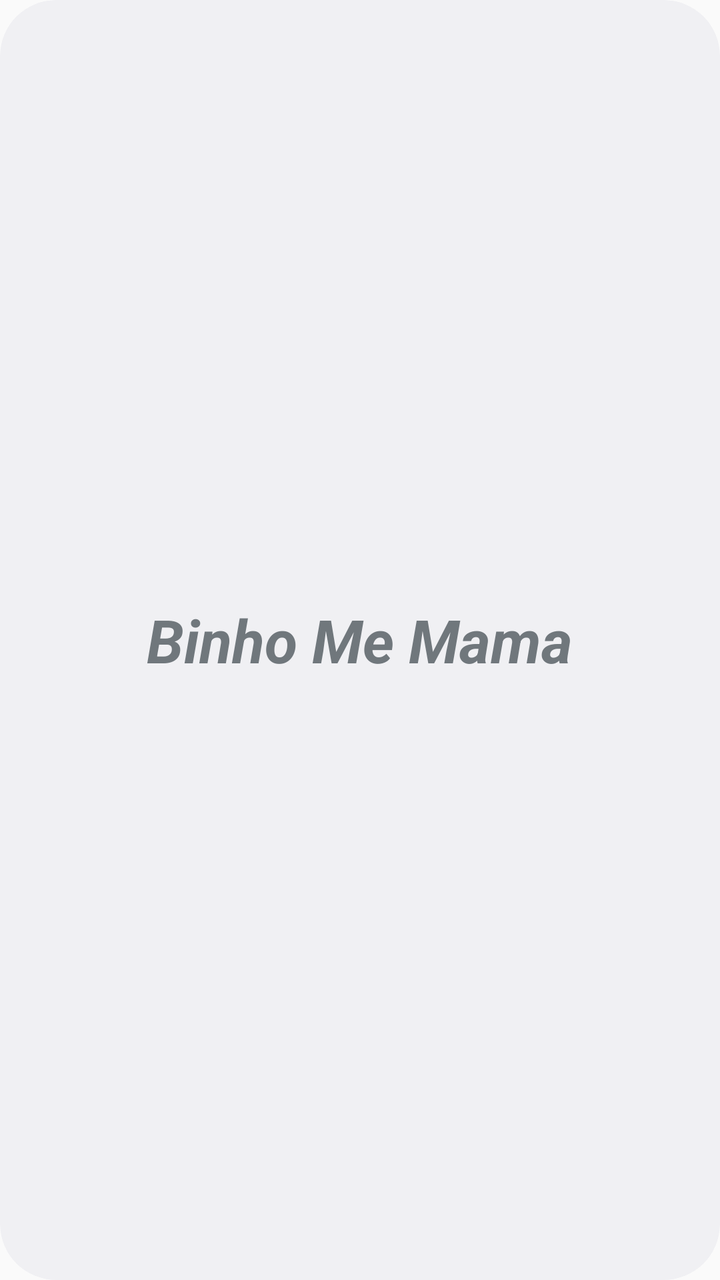
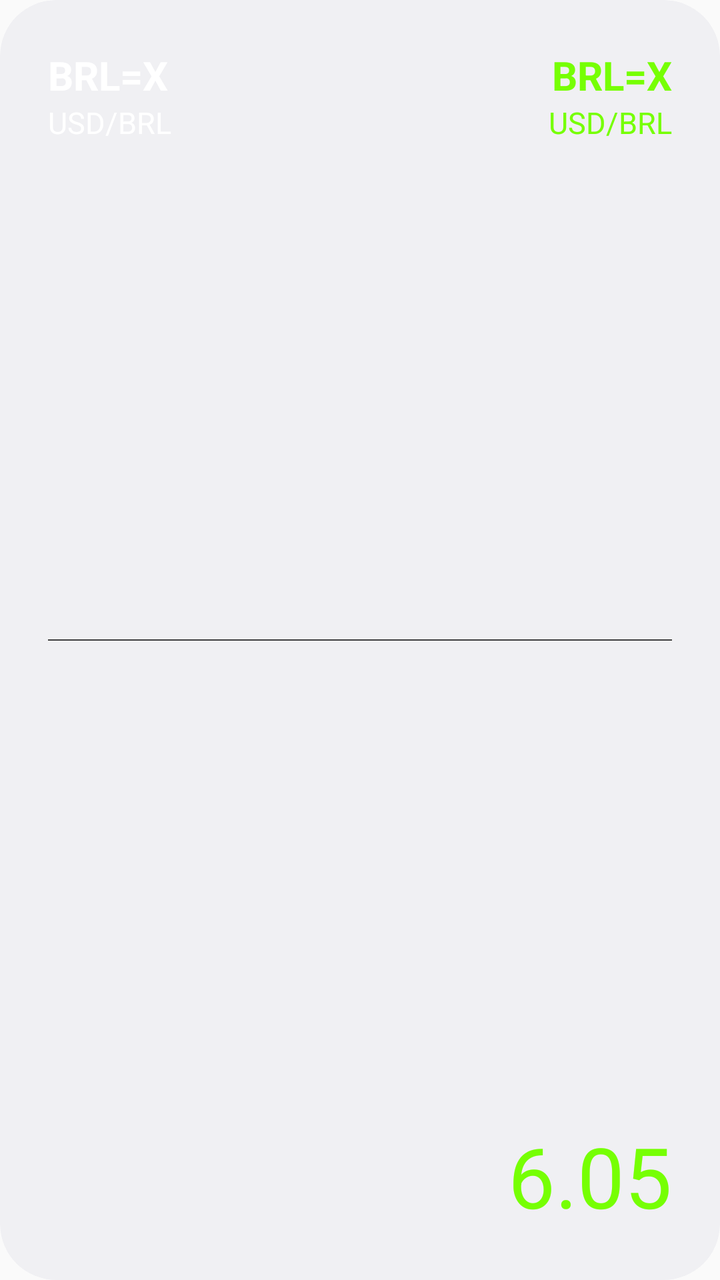

Before-and-after screenshots of an Android layout around one commit, followed by the original layout XML and the change that was made.
<!-- AndroidManifest.xml: application theme Theme.QuickRates -->
<!-- res/layout/quick_rates_widgets.xml -->
<RelativeLayout xmlns:android="http://schemas.android.com/apk/res/android"
    style="@style/Widget.QuickRates.AppWidget.Container"
    android:layout_width="match_parent"
    android:layout_height="match_parent"
    android:theme="@style/Theme.QuickRates.AppWidgetContainer"
    android:id="@+id/main_layout"
    >

    <TextView
        android:id="@+id/appwidget_text"
        android:layout_width="wrap_content"
        android:layout_height="wrap_content"
        android:layout_centerHorizontal="true"
        android:layout_centerVertical="true"
        android:layout_margin="8dp"
        android:contentDescription="@string/appwidget_dolar"
        android:text="@string/appwidget_dolar"
        android:textSize="30sp"
        android:textStyle="bold|italic" />
</RelativeLayout>
<!-- resources referenced by this layout -->
<resources>
  <string name="appwidget_dolar">Binho Me Mama</string>
  <style name="Theme.QuickRates.AppWidgetContainer" parent="Theme.QuickRates.AppWidgetContainerParent">
          
          <item name="appWidgetPadding">16dp</item>
      </style>
  <style name="Widget.QuickRates.AppWidget.Container" parent="android:Widget">
          <item name="android:id">@android:id/background</item>
          <item name="android:background">?android:attr/colorBackground</item>
      </style>
  <style name="Theme.QuickRates" parent="android:Theme.Material.Light.NoActionBar" />
  <style name="Theme.QuickRates.AppWidgetContainerParent" parent="@android:style/Theme.DeviceDefault">
          
          <item name="appWidgetRadius">16dp</item>
          
          <item name="appWidgetInnerRadius">8dp</item>
      </style>
</resources>

<!-- the commit's change to res/layout/quick_rates_widgets.xml (unified diff, before → after) -->
@@ -1,20 +1,76 @@
 <RelativeLayout xmlns:android="http://schemas.android.com/apk/res/android"
+    android:id="@+id/main_layout"
     style="@style/Widget.QuickRates.AppWidget.Container"
     android:layout_width="match_parent"
     android:layout_height="match_parent"
-    android:theme="@style/Theme.QuickRates.AppWidgetContainer"
-    android:id="@+id/main_layout"
-    >
+    android:padding="24dp"
+    android:theme="@style/Theme.QuickRates.AppWidgetContainer">
 
     <TextView
-        android:id="@+id/appwidget_text"
+        android:id="@+id/currency"
         android:layout_width="wrap_content"
         android:layout_height="wrap_content"
-        android:layout_centerHorizontal="true"
-        android:layout_centerVertical="true"
-        android:layout_margin="8dp"
+        android:layout_alignParentStart="true"
+        android:layout_alignParentTop="true"
+        android:contentDescription="@string/appwidget_currency"
+        android:text="@string/appwidget_currency"
+        android:textColor="@color/white"
+        android:textSize="20sp"
+        android:textStyle="bold" />
+
+    <TextView
+        android:id="@+id/currency_comparison"
+        android:layout_width="wrap_content"
+        android:layout_height="wrap_content"
+        android:layout_below="@+id/currency"
+        android:layout_alignStart="@+id/currency"
+        android:contentDescription="@string/appwidget_currency_comparison"
+        android:text="@string/appwidget_currency_comparison"
+        android:textColor="@color/white"
+        android:textSize="15sp"
+        android:textStyle="normal" />
+
+    <TextView
+        android:id="@+id/var_bid"
+        android:layout_width="wrap_content"
+        android:layout_height="wrap_content"
+        android:layout_alignTop="@+id/currency"
+        android:layout_alignParentEnd="true"
+        android:contentDescription="@string/appwidget_currency"
+        android:text="@string/appwidget_currency"
+        android:textColor="@color/gain"
+        android:textSize="20sp"
+        android:textStyle="bold" />
+
+    <TextView
+        android:id="@+id/pct_change"
+        android:layout_width="wrap_content"
+        android:layout_height="wrap_content"
+        android:layout_below="@+id/var_bid"
+        android:layout_alignParentEnd="true"
+        android:contentDescription="@string/appwidget_currency_comparison"
+        android:text="@string/appwidget_currency_comparison"
+        android:textColor="@color/gain"
+        android:textSize="15sp"
+        android:textStyle="normal" />
+
+    <TextView
+        android:layout_width="match_parent"
+        android:layout_height="0.5dp"
+        android:layout_marginTop="8dp"
+        android:layout_marginBottom="8dp"
+        android:background="#404040"
+        android:layout_centerVertical="true"/>
+
+    <TextView
+        android:id="@+id/value"
+        android:layout_width="wrap_content"
+        android:layout_height="wrap_content"
+        android:layout_alignParentEnd="true"
+        android:layout_alignParentBottom="true"
         android:contentDescription="@string/appwidget_dolar"
         android:text="@string/appwidget_dolar"
-        android:textSize="30sp"
-        android:textStyle="bold|italic" />
+        android:textColor="@color/gain"
+        android:textSize="42sp"
+        android:textStyle="normal" />
 </RelativeLayout>
<!-- resource entries referenced after the edit -->
@@ -1,6 +1,10 @@
 <!-- resources referenced by this layout -->
 <resources>
-  <string name="appwidget_dolar">Binho Me Mama</string>
+  <color name="gain">#76ff03</color>
+  <color name="white">#FFFFFFFF</color>
+  <string name="appwidget_currency">BRL=X</string>
+  <string name="appwidget_currency_comparison">USD/BRL</string>
+  <string name="appwidget_dolar">6.05</string>
   <style name="Theme.QuickRates.AppWidgetContainer" parent="Theme.QuickRates.AppWidgetContainerParent">
           
           <item name="appWidgetPadding">16dp</item>
